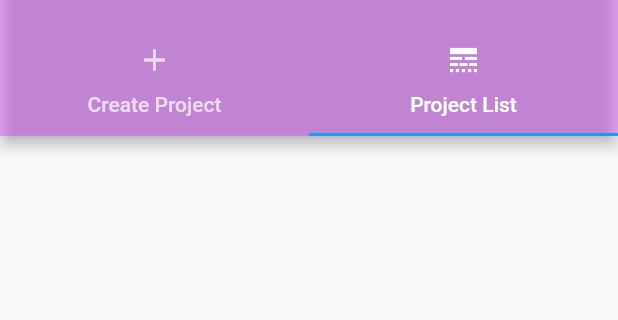
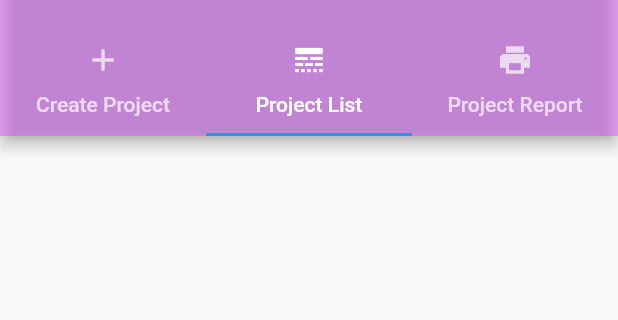
Before and after one commit to jrcmadushanka/horizon_projects, a Flutter app: the ManagerDashboard screen opened directly, on a phone screen of 412 x 824 dp, the part 59-379 px from its top. Run offline on Flutter 3.47's test engine with Material 2 defaults, Android fonts, the phone set to English and light mode, and no system bars; our stand-ins replace cloud_firestore, date_field, firebase_auth, firebase_core, form_field_validator, pdf and 1 more; missing offline and left inert: item_selector; accounts and stored records are empty; statements that could not run were skipped.

Commit message:
Merge Report into Project Tab

```diff
--- a/lib/managerDashBoard.dart
+++ b/lib/managerDashBoard.dart
@@ -1,5 +1,6 @@
 import 'dart:math';
 import 'dart:ui';
+import 'dart:typed_data';
 
 import 'package:cloud_firestore/cloud_firestore.dart';
 import 'package:date_field/date_field.dart';
@@ -9,6 +10,9 @@ import 'package:form_field_validator/form_field_validator.dart';
 import 'package:horizon_projects/widget/defaultButton.dart';
 import 'package:item_selector/item_selector.dart';
 import 'package:horizon_projects/widget/ProjectCardItem.dart';
+import 'package:pdf/widgets.dart' as pw;
+import 'package:printing/printing.dart';
+import 'package:pdf/pdf.dart';
 
 import 'model/models.dart';
 
@@ -59,6 +63,7 @@ class ManagerDashboard extends StatefulWidget {
   ManagerDashboard({Key key, this.projectModel, this.animation, this.onClick}) : super(key: key) {
     _getAllEmployees();
     _getAllProjects();
+    _getOnHoldProjects();
   }
 
   final superkey = GlobalKey<AnimatedListState>();
@@ -68,6 +73,7 @@ class ManagerDashboard extends StatefulWidget {
   final List<DropdownMenuItem> _employeeDropDownItems = [];
   final List<ProjectModel> _project = [];
   final List<ProjectModel> _projects = [];
+  final List<ProjectModel> _onHoldProjects = [];
 
   final ProjectModel projectModel;
   final Animation animation;
@@ -109,6 +115,55 @@ class ManagerDashboard extends StatefulWidget {
       print(_employee.length.toString() +
           " Man =>  " +
           _managers.length.toString());
+    });
+  }
+
+  _getOnHoldProjects() async {
+
+    FirebaseFirestore.instance
+        .collection('projects')
+        .where('status', whereIn: ['onHold'])
+        .get()
+        .then((value) {
+      print("Length of project list " + value.docs.length.toString());
+
+      for (var i = 0; i <= _onHoldProjects.length - 1; i++) {
+        superkey.currentState.removeItem(0,
+                (BuildContext context, Animation<double> animation) {
+              return Container();
+            });
+      }
+      _onHoldProjects.clear();
+
+      ProjectModel projectModel;
+      value.docs.forEach((element) {
+        projectModel = ProjectModel(
+            element.data().containsKey("pid")
+                ? element["pid"]
+                : "",
+            element.data().containsKey("project_name")
+                ? element["project_name"]
+                : "",
+            element.data().containsKey("start_date")
+                ? element["start_date"]
+                : "",
+            element.data().containsKey("end_date") ? element["end_date"] : "",
+            element.data().containsKey("project_cost")
+                ? element["project_cost"]
+                : "",
+            element.data().containsKey("project_manager")
+                ? element["project_manager"]
+                : "",
+            element.data().containsKey("client") ? element["client"] : "",
+            element.data().containsKey("status") ? element["status"] : ""
+//            element.id);
+        );
+
+        _onHoldProjects.add(projectModel);
+//        superkey.currentState.insertItem(_onHoldProjects.length - 1);
+      });
+      print(_onHoldProjects.length);
+      print(_onHoldProjects);
     });
   }
 
@@ -161,7 +216,7 @@ class ManagerDashboard extends StatefulWidget {
   State<StatefulWidget> createState() {
     return new ManagerDashBoardState(
         _managerDropDownItems, _employeeDropDownItems, _employee, _project,
-        _managers, superkey,_projects,projectModel,animation,onClick);
+        _managers, superkey,_projects,projectModel,animation,onClick,_onHoldProjects);
   }
 }
 
@@ -179,6 +234,7 @@ class ManagerDashBoardState extends State<ManagerDashboard> {
   List<Widget> _taskItems = [];
   final List<Task> _tasks = [];
   final List<ProjectModel> _projects;
+  final List<ProjectModel> _onHoldProjects;
 
   final TextEditingController projectStatusController = new TextEditingController();
   final TextEditingController taskTitleController = TextEditingController();
@@ -206,7 +262,7 @@ class ManagerDashBoardState extends State<ManagerDashboard> {
 
   ManagerDashBoardState(this._managerDropDownItems, this._employeeDropDownItems,
       this._employee, this._project, this._manager, this.superkey,
-      this._projects, this.projectModel, this.animation, this.onClick);
+      this._projects, this.projectModel, this.animation, this.onClick, this._onHoldProjects);
 
   final key = GlobalKey<FormState>();
   CollectionReference projects =
@@ -217,7 +273,7 @@ class ManagerDashBoardState extends State<ManagerDashboard> {
     {
       return DefaultTabController(
         initialIndex: 1,
-        length: 2,
+        length: 3,
         child: Scaffold(
           appBar: AppBar(
             backgroundColor: Color.fromARGB(100, 212, 56, 255),
@@ -231,6 +287,10 @@ class ManagerDashBoardState extends State<ManagerDashboard> {
                 Tab(
                   text: 'Project List',
                   icon: Icon(Icons.line_style),
+                ),
+                Tab(
+                  text: 'Project Report',
+                  icon: Icon(Icons.print),
                 ),
               ],
             ),
@@ -420,6 +480,9 @@ class ManagerDashBoardState extends State<ManagerDashboard> {
                       buildListItem(_projects[index], index, animation),
                 ),
               ),
+              PdfPreview(
+                  build: (format) => _generatePdf(format),
+                ),
             ],
           ),
         ),
@@ -708,5 +771,83 @@ class ManagerDashBoardState extends State<ManagerDashboard> {
     );
   }
 
+  Future<Uint8List> _generatePdf(PdfPageFormat format) async {
+    final pdf = pw.Document();
+
+    const tableHeaders = ['Project Name', 'Reason'];
+
+    const dataTable = [
+      ['Flutter Project 1', 'Reason 1'],
+      ['Flutter Project 2', 'Reason 2' ],
+      ['Flutter Project 3', 'Reason 1' ],
+      ['Flutter Project 4', 'Reason 1' ],
+      ['Flutter Project 5', 'Reason 1' ],
+      ['Flutter Project 6', 'Reason 1' ],
+      ['Flutter Project 7', 'Reason 1' ],
+    ];
+
+    pdf.addPage(
+      pw.Page(
+        pageFormat: format,
+        build: (context) {
+
+          // Data table
+          final table = pw.Table.fromTextArray(
+            border: null,
+            headers: tableHeaders,
+            data: List<List<dynamic>>.generate(
+              _onHoldProjects.length,
+                  (index) => <dynamic>[
+                    _onHoldProjects[index].project_name,
+                    _onHoldProjects[index].status,
+              ],
+            ),
+            headerHeight: 5,
+            headerStyle: pw.TextStyle(
+              color: PdfColors.red400,
+              fontSize: 25,
+              fontWeight: pw.FontWeight.bold,
+            ),
+            headerDecoration: pw.BoxDecoration(
+            ),
+            rowDecoration: pw.BoxDecoration(
+              border: pw.Border(
+                bottom: pw.BorderSide(
+                  width: .5,
+                ),
+              ),
+            ),
+            cellAlignment: pw.Alignment.centerLeft,
+            cellAlignments: {0: pw.Alignment.centerLeft},
+          );
+
+          // Page layout
+          return pw.Column(
+            children: [
+              pw.Text('On Hold Projects Report',
+                  style: pw.TextStyle(
+                    fontSize: 40,
+                  )),
+              pw.Divider(thickness: 4),
+              pw.Expanded(
+                flex: 2,
+                child: pw.Row(
+                  crossAxisAlignment: pw.CrossAxisAlignment.start,
+                  children: [
+                    pw.SizedBox(width: 10),
+                    pw.Expanded(child: table),
+                  ],
+                ),
+              ),
+              pw.SizedBox(height: 20),
+
+            ],
+          );
+        },
+      ),
+    );
+
+    return pdf.save();
+  }
 
 }
```
